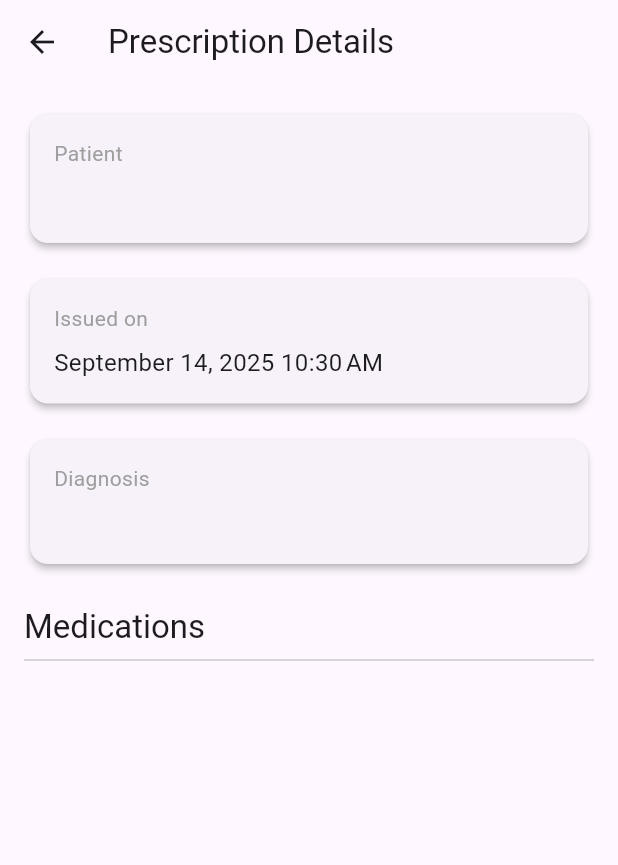
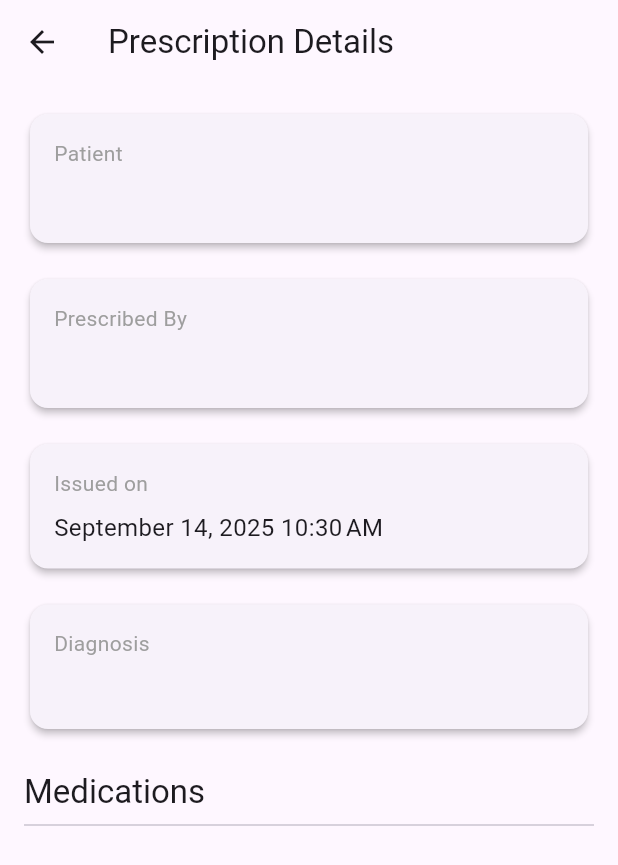
Before and after one commit to kushal238/aria, a Flutter app: the PrescriptionDetailScreen screen opened directly with empty values, on a phone screen of 412 x 824 dp. Shown: the top 865 px of the screen. Run offline on Flutter 3.47's test engine with Material 3 defaults, Android fonts, the phone set to English and light mode, and no system bars; our stand-ins replace firebase_core, flutter_secure_storage, intl_phone_field, pinput; missing offline and left inert: amplify_auth_cognito, amplify_flutter; accounts and stored records are empty; network calls fail.

Commit message:
feat(ui): Enhance user display and data consistency
This commit introduces several key UI/UX improvements across both the patient and doctor applications, backed by a data consistency update in the backend.

- Display User Info: Stores the full user profile upon login and uses it to display the user's actual name and email in the side navigation drawer, replacing the placeholder text.

- Consistent Prescription Details: The prescription detail screen in both apps now shows the full names for both the patient and the prescribing doctor, creating a complete and unambiguous record.

- Improve Date Formatting: The 'Prescription Expires At' field in the doctor's app now only displays the date (yyyy-MM-dd), removing the unnecessary time component for a cleaner interface.

- Backend Data Enrichment: The /prescriptions API endpoint has been updated to always return the full names for both the patient and doctor, ensuring the frontends consistently receive the data they need.

```diff
--- a/doctor_frontend/lib/screens/auth_screen.dart
+++ b/doctor_frontend/lib/screens/auth_screen.dart
@@ -209,7 +209,9 @@
 
           if (apiToken != null && userProfile != null) {
             await _storage.write(key: 'api_token', value: apiToken);
-            print('Final API token stored securely.');
+            // Store the user profile as a JSON string
+            await _storage.write(key: 'user_profile', value: jsonEncode(userProfile));
+            print('Final API token and user profile stored securely.');
 
             // --- NEW NAVIGATION LOGIC ---
             // Check for the doctor-specific profile and its status.
--- a/doctor_frontend/lib/screens/prescription_detail_screen.dart
+++ b/doctor_frontend/lib/screens/prescription_detail_screen.dart
@@ -12,6 +12,8 @@
     final formattedDate = DateFormat.yMMMMd().add_jm().format(createdAt);
     final patientFirstName = prescription['patientFirstName'] ?? 'N/A';
     final patientLastName = prescription['patientLastName'] ?? '';
+    final doctorFirstName = prescription['doctorFirstName'] ?? 'Dr.';
+    final doctorLastName = prescription['doctorLastName'] ?? 'Unknown';
 
     return Scaffold(
       appBar: AppBar(
@@ -25,6 +27,11 @@
             _buildDetailCard(
               title: 'Patient',
               child: Text('$patientFirstName $patientLastName', style: const TextStyle(fontSize: 18)),
+            ),
+            const SizedBox(height: 16),
+            _buildDetailCard(
+              title: 'Prescribed By',
+              child: Text('$doctorFirstName $doctorLastName', style: const TextStyle(fontSize: 18)),
             ),
             const SizedBox(height: 16),
             _buildDetailCard(
--- a/doctor_frontend/lib/screens/prescription_form_screen.dart
+++ b/doctor_frontend/lib/screens/prescription_form_screen.dart
@@ -2,6 +2,7 @@
 import 'dart:convert';
 import 'package:http/http.dart' as http;
 import 'package:flutter_secure_storage/flutter_secure_storage.dart';
+import 'package:intl/intl.dart';
 
 // Represents a single medication entry in the form
 class MedicationController {
@@ -186,7 +187,8 @@
                     lastDate: DateTime.now().add(const Duration(days: 365)),
                   );
                   if (picked != null) {
-                    _expiresAtController.text = picked.toIso8601String();
+                    // Format the date to yyyy-MM-dd
+                    _expiresAtController.text = DateFormat('yyyy-MM-dd').format(picked);
                   }
                 },
                 validator: (value) => value == null || value.isEmpty ? 'Please select an expiry date' : null,
--- a/doctor_frontend/pubspec.yaml
+++ b/doctor_frontend/pubspec.yaml
@@ -30,6 +30,7 @@
 dependencies:
   flutter:
     sdk: flutter
+  intl: ^0.19.0
   intl_phone_field: ^3.2.0
   # firebase_core: ^2.30.1
   # firebase_auth: ^4.19.4
```
Also changed, not shown: doctor_frontend/lib/screens/home_screen.dart (+23 -4 lines), doctor_frontend/pubspec.lock, 1 other file.
